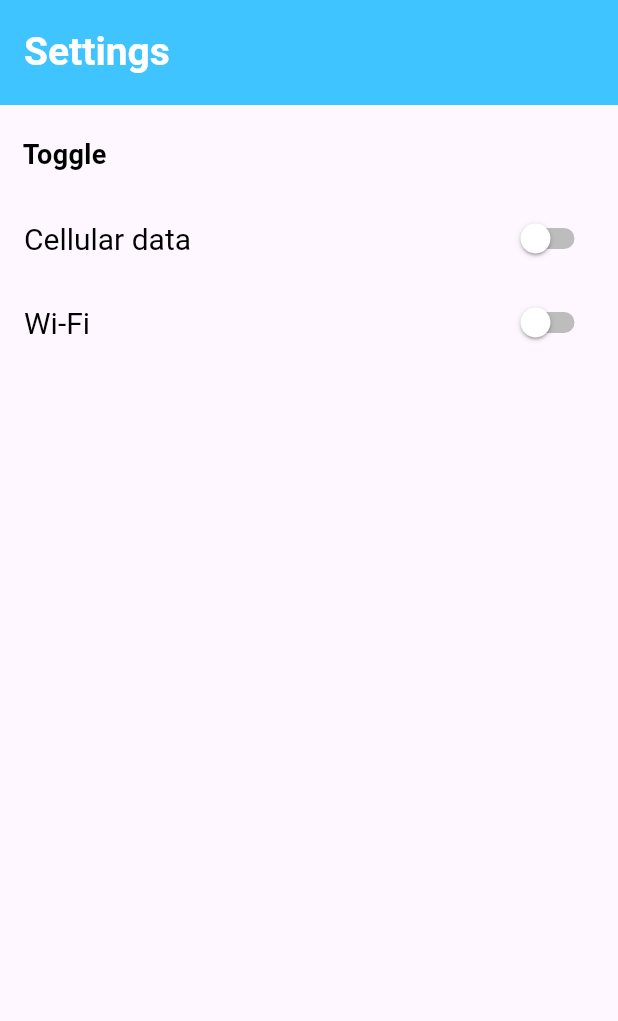
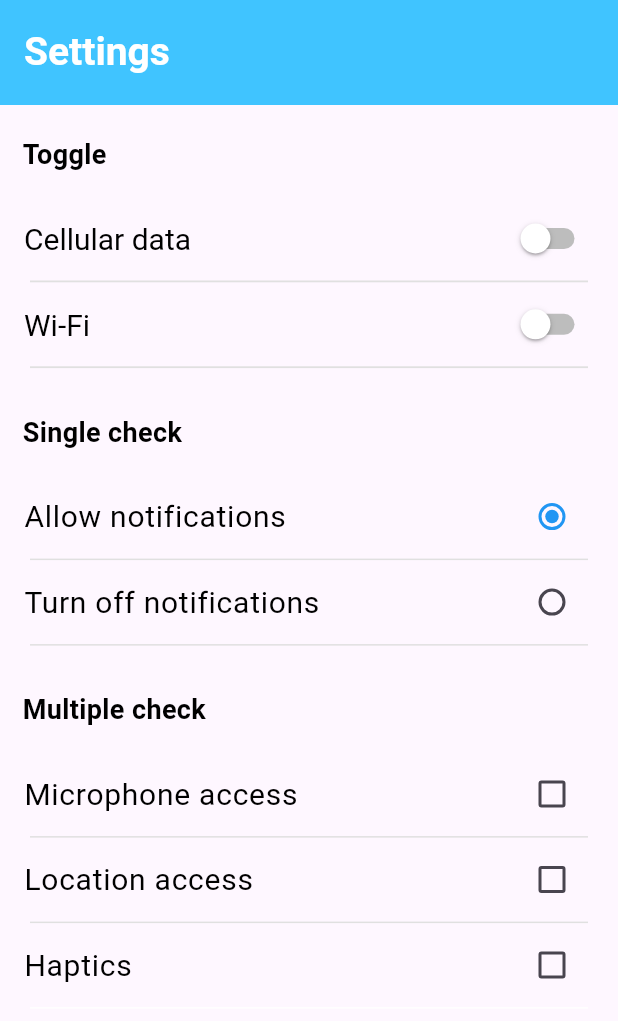
Before and after one commit to namjinw/Flutter_Widget_Project, a Flutter app: the screen it shows after launch, on a phone screen of 412 x 824 dp. Shown: the top 1021 px of the screen. Run offline on Flutter 3.47's test engine with Material 3 defaults, Android fonts, the phone set to English and light mode, and no system bars.

Commit message:
ndk까지 ㅈㄴ 힘드네

```diff
--- a/lib/page/home.dart
+++ b/lib/page/home.dart
@@ -10,8 +10,21 @@ class Homepage extends StatefulWidget {
 }
 
 class _HomepageState extends State<Homepage> {
-  final List<bool> toggleList = [false, false];
+  List<bool> toggleList = [false, false];
   final List<String> toggleTitle = ['Cellular data', 'Wi-Fi'];
+
+  int notifications = 0;
+  final List<String> radioTitle = [
+    'Allow notifications',
+    'Turn off notifications',
+  ];
+
+  List<bool> checkList = [false, false, false];
+  final List<String> checkTitle = [
+    'Microphone access',
+    'Location access',
+    'Haptics',
+  ];
 
   @override
   Widget build(BuildContext context) {
@@ -21,8 +34,123 @@ class _HomepageState extends State<Homepage> {
   Widget content() => SafeArea(
     child: SingleChildScrollView(
       physics: RangeMaintainingScrollPhysics(),
-      child: Column(children: [const SizedBox(height: 20), toggle()]),
+      child: Column(
+        children: [
+          const SizedBox(height: 20),
+          toggle(),
+          const SizedBox(height: 30),
+          radio(),
+          const SizedBox(height: 30),
+          check(),
+        ],
       ),
+    ),
+  );
+
+  Widget check() => Column(
+    crossAxisAlignment: .start,
+    children: [
+      Padding(
+        padding: const .only(left: 15),
+        child: Text(
+          'Multiple check',
+          style: TextStyle(
+            color: Colors.black,
+            fontWeight: .w600,
+            fontSize: 18,
+          ),
+        ),
+      ),
+      const SizedBox(height: 15),
+      Column(
+        children: .generate(3, (index) {
+          return checkItem(index);
+        }),
+      ),
+    ],
+  );
+
+  Widget checkItem(index) => Column(
+    children: [
+      CheckboxListTile(
+        activeColor: Colors.blue,
+        title: Text(
+          checkTitle[index],
+          style: TextStyle(color: Colors.black, fontSize: 20),
+        ),
+        value: checkList[index],
+        onChanged: (value) {
+          checkList[index] = !checkList[index];
+          setState(() {});
+        },
+      ),
+      Divider(
+        height: 1,
+        // 선 공간
+        thickness: 1,
+        // 선 두께,
+        indent: 20,
+        // 왼쪽 패딩
+        endIndent: 20,
+        // 왼쪽 패딩
+        color: index == 2 ? Colors.white : Colors.grey[300],
+      ),
+    ],
+  );
+
+  Widget radio() => Column(
+    crossAxisAlignment: .start,
+    children: [
+      Padding(
+        padding: const .only(left: 15),
+        child: Text(
+          'Single check',
+          style: TextStyle(
+            color: Colors.black,
+            fontWeight: .w600,
+            fontSize: 18,
+          ),
+        ),
+      ),
+      const SizedBox(height: 15),
+      Column(
+        children: .generate(2, (index) {
+          return radioItem(index);
+        }),
+      ),
+    ],
+  );
+
+  Widget radioItem(index) => Column(
+    children: [
+      RadioListTile(
+        activeColor: Colors.blue,
+        controlAffinity: .trailing,
+        value: index,
+        // 버튼 고유 번호
+        groupValue: notifications,
+        // 그
+        onChanged: (value) {
+          notifications = value;
+          setState(() {});
+        },
+        title: Text(
+          radioTitle[index],
+          style: TextStyle(color: Colors.black, fontSize: 20),
+        ),
+      ),
+      Divider(
+        height: 1,
+        // 선 공간
+        thickness: 1,
+        // 선 두께,
+        indent: 20,
+        // 왼쪽 패딩
+        endIndent: 20,
+        // 왼쪽 패딩
+        color: Colors.grey[300],
+      ),
+    ],
   );
 
   Widget toggle() => Column(
@@ -48,9 +176,11 @@ class _HomepageState extends State<Homepage> {
     ],
   );
 
-  Widget toggleItem(index) => Theme(
+  Widget toggleItem(index) => Column(
+    children: [
+      Theme(
         data: ThemeData(
-      useMaterial3: false // 에전 Material 디자인 써야함
+          useMaterial3: false, // 에전 Material 디자인 써야함
         ),
         child: SwitchListTile(
           activeTrackColor: Colors.blue[200],
@@ -72,6 +202,19 @@ class _HomepageState extends State<Homepage> {
             setState(() {});
           },
         ),
+      ),
+      Divider(
+        height: 1.2,
+        // 선 공간
+        thickness: 1.2,
+        // 선 두께,
+        indent: 20,
+        // 왼쪽 패딩
+        endIndent: 20,
+        // 왼쪽 패딩
+        color: Colors.grey[300],
+      ),
+    ],
   );
 
   AppBar appBar() => AppBar(
```
Also changed, not shown: 25 other files. Lines whose indentation alone changed are shown as unchanged.
